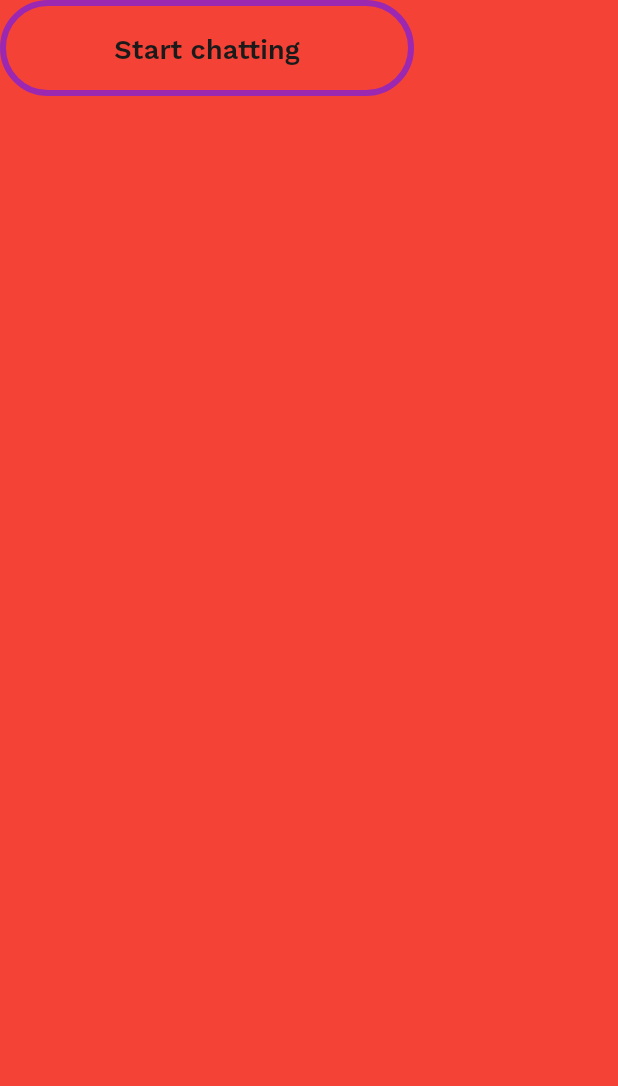
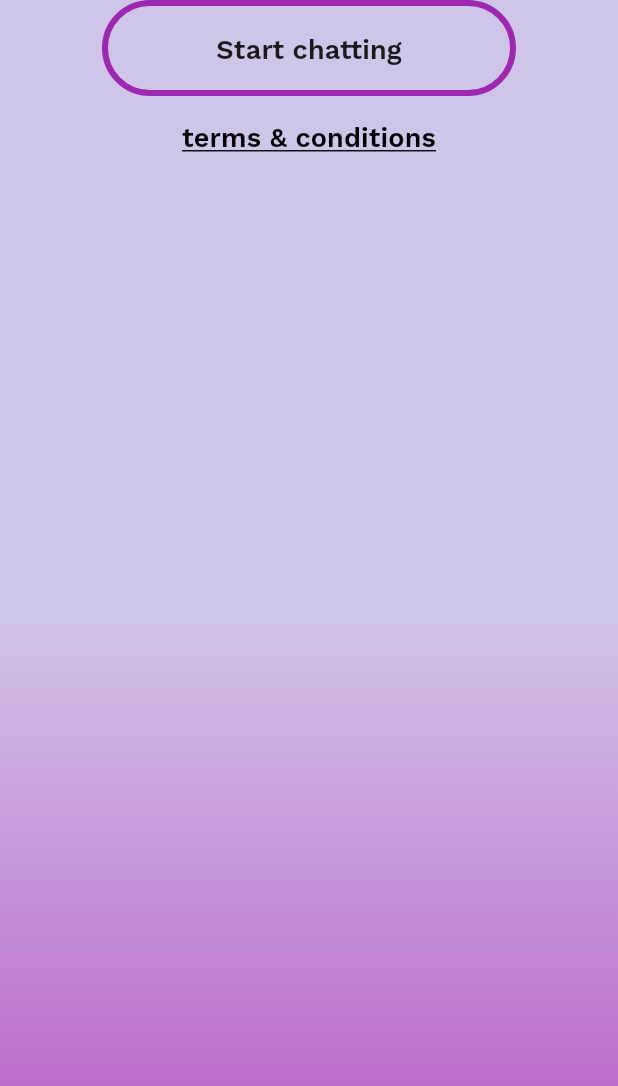
Before and after one commit to Cglassm/chat_app, a Flutter app: the OnboardingView screen opened directly, on a phone screen of 412 x 824 dp. Shown: the top 1086 px of the screen. Run offline on Flutter 3.47's test engine with Material 2 defaults, Android fonts, the phone set to English and light mode, and no system bars; our stand-ins replace bloc, equatable, flutter_bloc, flutter_svg, image_cropper, image_picker; generated files the repository leaves out were written again.

```diff
--- a/lib/chat/view/chat_view.dart
+++ b/lib/chat/view/chat_view.dart
@@ -38,9 +38,8 @@ class ChatView extends StatelessWidget {
             CHUnderlinedButton(
               onPressed: () {
                 // TODO(carol): add support mail
-                launchURL(kTermsAndConditionsUrl);
               },
-              text: 'terms & conditions',
+              text: 'support',
             ),
           ],
         ),
--- a/lib/chat/widgets/chat_bubble.dart
+++ b/lib/chat/widgets/chat_bubble.dart
@@ -23,7 +23,7 @@ class ChatBubble extends StatelessWidget {
           context,
           onTapDelete: () => context
               .read<ChatBloc>()
-              .add(DeleteMessage(messageId: chatMessage.id)),
+              .add(MessageDeleted(messageId: chatMessage.id)),
           title: 'Are you sure you want to delete this message?',
           description: 'This action cannot be undone.',
         );
--- a/lib/chat/widgets/send_message_icon_button.dart
+++ b/lib/chat/widgets/send_message_icon_button.dart
@@ -22,13 +22,13 @@ class SendMessageIconButton extends StatelessWidget {
       onPressed: () {
         if (_textEditingController.text.isNotEmpty) {
           context.read<ChatBloc>().add(
-                SendMessage(message: _textEditingController.text),
+                MessageSent(message: _textEditingController.text),
               );
           _textEditingController.clear();
         }
         if (image != null) {
           context.read<ChatBloc>().add(
-                const SendMessage(message: ''),
+                const MessageSent(message: ''),
               );
         }
       },
--- a/lib/onboarding/view/onboarding_view.dart
+++ b/lib/onboarding/view/onboarding_view.dart
@@ -1,3 +1,5 @@
+import 'package:chat_app/app/app.dart';
+import 'package:chat_app/utils/utils.dart';
 import 'package:chat_app_ui/chat_app_ui.dart';
 import 'package:flutter/material.dart';
 
@@ -9,14 +11,32 @@ class OnboardingView extends StatelessWidget {
     final theme = Theme.of(context);
 
     return Scaffold(
-      backgroundColor: CHColors.red,
-      body: Column(
+      body: Stack(
         children: [
-          CHOutlinedButton.secondary(
-            text: 'Start chatting',
-            borderColor: theme.colorScheme.primary,
-            textColor: theme.colorScheme.onBackground,
-            onPressed: () {},
+          Center(
+            child: Container(
+              decoration: BoxDecoration(
+                gradient: CHColors.lilacVioletGradient,
+              ),
+            ),
+          ),
+          Center(
+            child: Column(
+              children: [
+                CHOutlinedButton.secondary(
+                  text: 'Start chatting',
+                  borderColor: theme.colorScheme.primary,
+                  textColor: theme.colorScheme.onBackground,
+                  onPressed: () {},
+                ),
+                CHUnderlinedButton(
+                  onPressed: () {
+                    launchURL(kTermsAndConditionsUrl);
+                  },
+                  text: 'terms & conditions',
+                ),
+              ],
+            ),
           ),
         ],
       ),
--- a/lib/utils/utils.dart
+++ b/lib/utils/utils.dart
@@ -1,2 +1,3 @@
 export 'format_date.dart';
+export 'launch_url.dart';
 export 'text_scale_factor.dart';
--- a/packages/chat_app_ui/lib/src/colors/chat_app_colors.dart
+++ b/packages/chat_app_ui/lib/src/colors/chat_app_colors.dart
@@ -78,4 +78,18 @@ abstract class CHColors {
 
   /// Success
   static const Color success = Color(0xFF58D98D);
+
+  /// The blue for the gradient
+  static const Color blueGradient = Color(0XFFCEE8FA);
+
+  /// lilac and blue gradient
+  static LinearGradient lilacVioletGradient = const LinearGradient(
+    begin: Alignment.center,
+    end: Alignment.bottomCenter,
+    colors: [
+      CHColors.lilac,
+      CHColors.richViolet,
+    ],
+    stops: [0.0, 0.8],
+  );
 }
```
Also changed, not shown: lib/chat/bloc/chat_bloc.dart (+6 -6 lines), lib/chat/bloc/chat_event.dart (+4 -4 lines).
